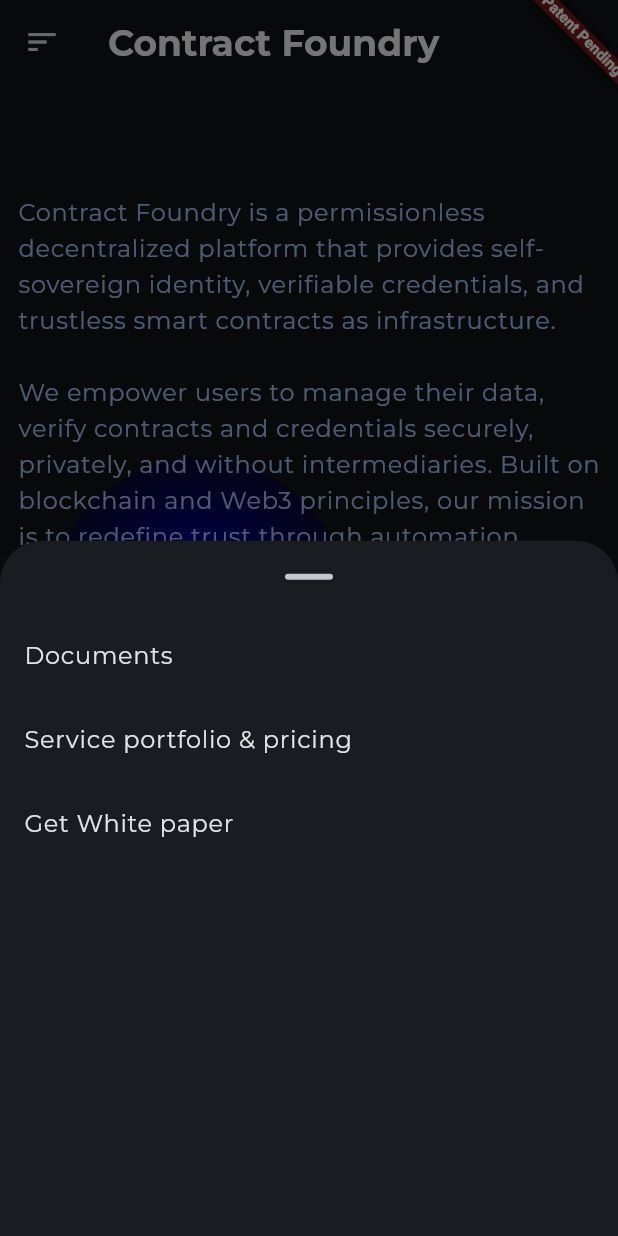
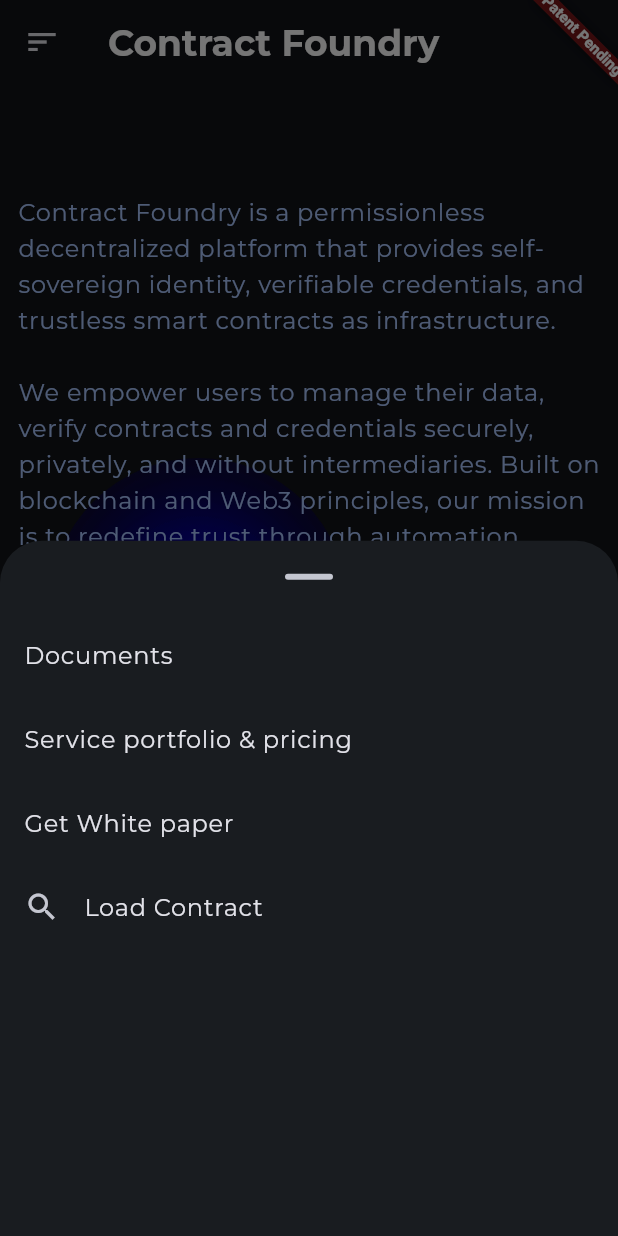
Before and after one commit to hassan-qasemi/contract_foundry_landing, a Flutter app: the screen it shows after launch, scrolled down 576 dp, after a tap on the "sort" icon, on a phone screen of 412 x 824 dp. Run offline on Flutter 3.47's test engine with Material 3 defaults, Android fonts, the light colour scheme and no system bars; our stand-ins replace flutter_markdown, go_router, google_fonts; missing offline and left inert: iconify_flutter.

Commit message:
addig load contract page

```diff
--- a/lib/pages/landing_page_view/desktop.dart
+++ b/lib/pages/landing_page_view/desktop.dart
@@ -2,6 +2,7 @@ import 'package:contract_foundry_landing_page/config.dart';
 import 'package:contract_foundry_landing_page/theme/text_theme_extensions.dart';
 import 'package:contract_foundry_landing_page/theme/theme_color_extension.dart';
 import 'package:flutter/material.dart';
+import 'package:go_router/go_router.dart';
 import 'package:url_launcher/url_launcher_string.dart';
 import 'background.dart';
 import 'about_page.dart';
@@ -19,6 +20,13 @@ class LandingPageDesktop extends StatelessWidget {
         surfaceTintColor: Colors.transparent,
         elevation: 0,
         actions: [
+          TextButton.icon(
+            onPressed: () {
+              context.goNamed('contract_loader_page');
+            },
+            label: Text('Load contract'),
+            icon: const Icon(Icons.search),
+          ),
           TextButton(
               onPressed: () async {
                 await launchUrlString(Links.serviceprofLink);
--- a/lib/pages/landing_page_view/mobile.dart
+++ b/lib/pages/landing_page_view/mobile.dart
@@ -5,6 +5,7 @@ import 'package:contract_foundry_landing_page/pages/landing_page_view/social_lin
 import 'package:contract_foundry_landing_page/theme/text_theme_extensions.dart';
 import 'package:contract_foundry_landing_page/theme/theme_color_extension.dart';
 import 'package:flutter/material.dart';
+import 'package:go_router/go_router.dart';
 import 'package:url_launcher/url_launcher_string.dart';
 
 import 'copyright_widget.dart';
@@ -49,6 +50,13 @@ class LandingPageMobile extends StatelessWidget {
                               title: Text('Get White paper'),
                               onTap: () async {
                                 await launchUrlString(Links.whitePaperLink);
+                              },
+                            ),
+                            ListTile(
+                              leading: const Icon(Icons.search),
+                              title: Text('Load Contract'),
+                              onTap: () {
+                                context.goNamed('contract_loader_page');
                               },
                             ),
                           ],
--- a/lib/pages/landing_page_view/view.dart
+++ b/lib/pages/landing_page_view/view.dart
@@ -1,7 +1,6 @@
 import 'package:contract_foundry_landing_page/pages/landing_page_view/desktop.dart';
 import 'package:contract_foundry_landing_page/pages/landing_page_view/mobile.dart';
 import 'package:contract_foundry_landing_page/theme/color_scheme.g.dart';
-import 'package:contract_foundry_landing_page/theme/text_theme_extensions.dart';
 import 'package:flutter/material.dart';
 import 'package:google_fonts/google_fonts.dart';
 
--- a/lib/routes.dart
+++ b/lib/routes.dart
@@ -1,3 +1,4 @@
+import 'package:contract_foundry_landing_page/pages/contract_page/contract_loader_page.dart';
 import 'package:contract_foundry_landing_page/pages/contract_page/view.dart';
 import 'package:contract_foundry_landing_page/pages/faq_page/view.dart';
 import 'package:contract_foundry_landing_page/pages/landing_page_view/view.dart';
@@ -22,4 +23,8 @@ final router = GoRouter(initialLocation: "/", routes: [
       builder: (context, state) => ContarctPageView(
             contractDID: state.pathParameters['did'] ?? '',
           )),
+  GoRoute(
+      path: '/contract',
+      name: 'contract_loader_page',
+      builder: (context, state) => ContractLoaderPage()),
 ]);
```
Also changed, not shown: lib/pages/contract_page/contract_loader_page.dart (added, +59 -0 lines), lib/pages/contract_page/contract_linker_search_bar.dart (renamed from lib/pages/landing_page_view/contract_linker_search_bar.dart), 2 other files.
